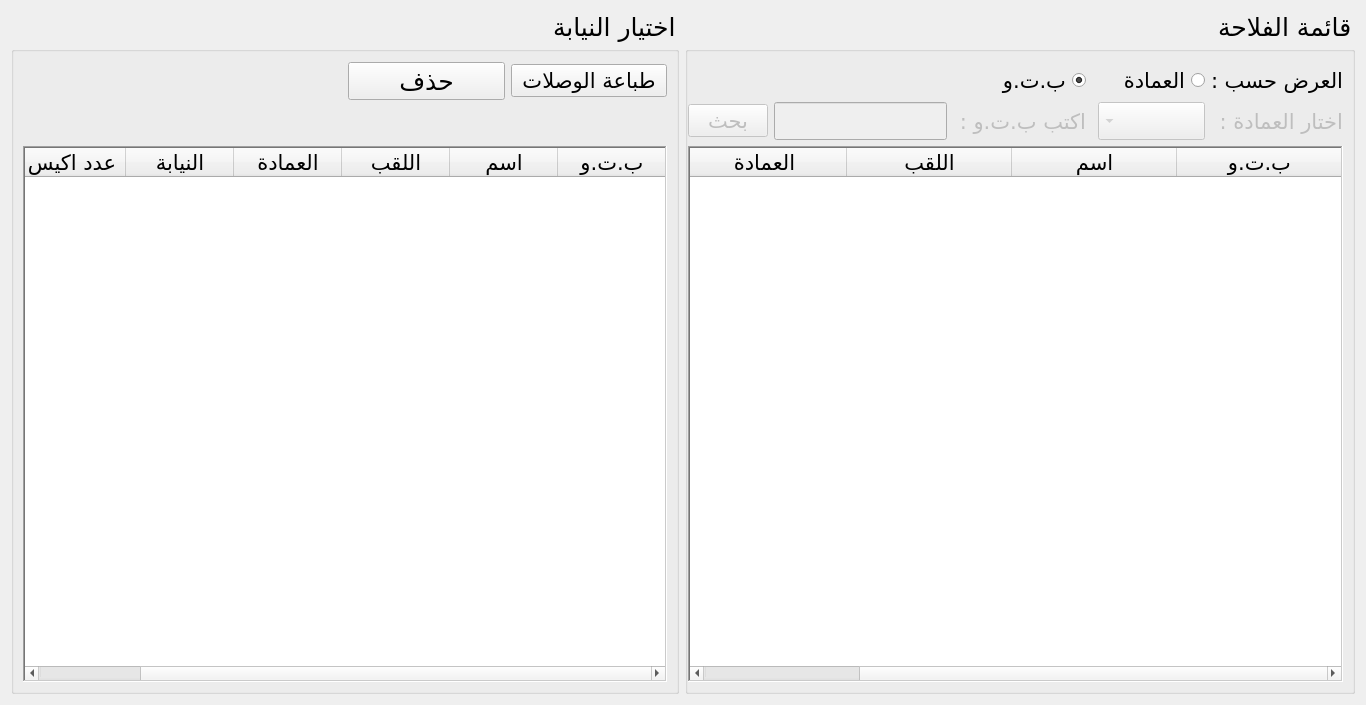
Qt form UI/distribution.ui (anwer25/Administration_agricole) before a commit.
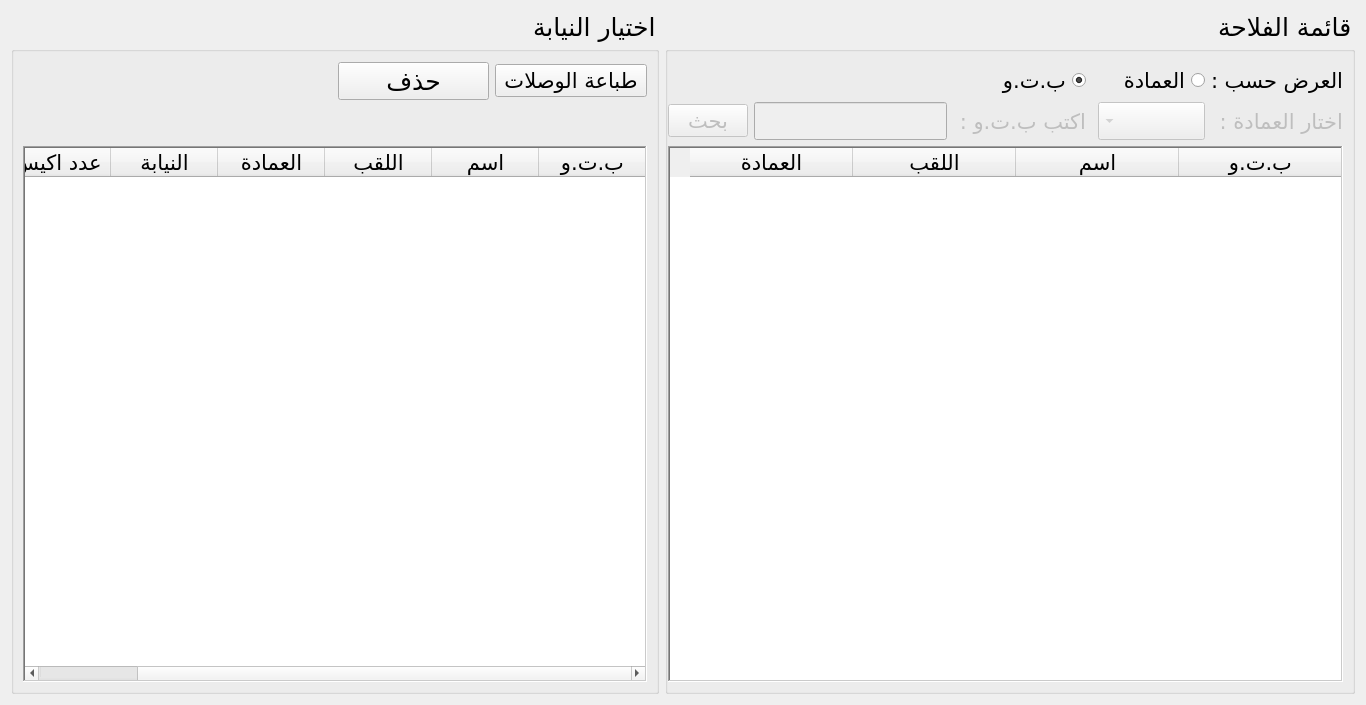
The same form after that commit. Icons and pictures are not drawn.

What changed in the file:
```diff
--- a/UI/distribution.ui
+++ b/UI/distribution.ui
@@ -30,6 +30,7 @@
     <widget class="QGroupBox" name="groupBox_2">
      <property name="font">
       <font>
+       <family>Arabic Typesetting</family>
        <pointsize>19</pointsize>
       </font>
      </property>
@@ -95,6 +96,7 @@
         </property>
         <property name="font">
          <font>
+          <family>Arabic Typesetting</family>
           <pointsize>16</pointsize>
          </font>
         </property>
@@ -173,6 +175,7 @@
         </property>
         <property name="font">
          <font>
+          <family>Arabic Typesetting</family>
           <pointsize>16</pointsize>
          </font>
         </property>
@@ -208,7 +211,7 @@
          <enum>Qt::ScrollBarAsNeeded</enum>
         </property>
         <property name="sizeAdjustPolicy">
-         <enum>QAbstractScrollArea::AdjustToContents</enum>
+         <enum>QAbstractScrollArea::AdjustIgnored</enum>
         </property>
         <property name="editTriggers">
          <set>QAbstractItemView::NoEditTriggers</set>
@@ -256,7 +259,7 @@
          <bool>true</bool>
         </attribute>
         <attribute name="horizontalHeaderDefaultSectionSize">
-         <number>165</number>
+         <number>163</number>
         </attribute>
         <attribute name="horizontalHeaderHighlightSections">
          <bool>false</bool>
@@ -290,6 +293,7 @@
     <widget class="QGroupBox" name="groupBox">
      <property name="font">
       <font>
+       <family>Arabic Typesetting</family>
        <pointsize>19</pointsize>
       </font>
      </property>
@@ -348,7 +352,7 @@
          <enum>Qt::ScrollBarAsNeeded</enum>
         </property>
         <property name="sizeAdjustPolicy">
-         <enum>QAbstractScrollArea::AdjustToContents</enum>
+         <enum>QAbstractScrollArea::AdjustIgnored</enum>
         </property>
         <property name="editTriggers">
          <set>QAbstractItemView::NoEditTriggers</set>
@@ -390,7 +394,7 @@
          <bool>false</bool>
         </property>
         <attribute name="horizontalHeaderDefaultSectionSize">
-         <number>108</number>
+         <number>107</number>
         </attribute>
         <attribute name="horizontalHeaderHighlightSections">
          <bool>false</bool>
@@ -434,6 +438,7 @@
        <widget class="QPushButton" name="print">
         <property name="font">
          <font>
+          <family>Arabic Typesetting</family>
           <pointsize>16</pointsize>
          </font>
         </property>
```
Left out of the diff: 11 changed lines with no effect on the pictures.
